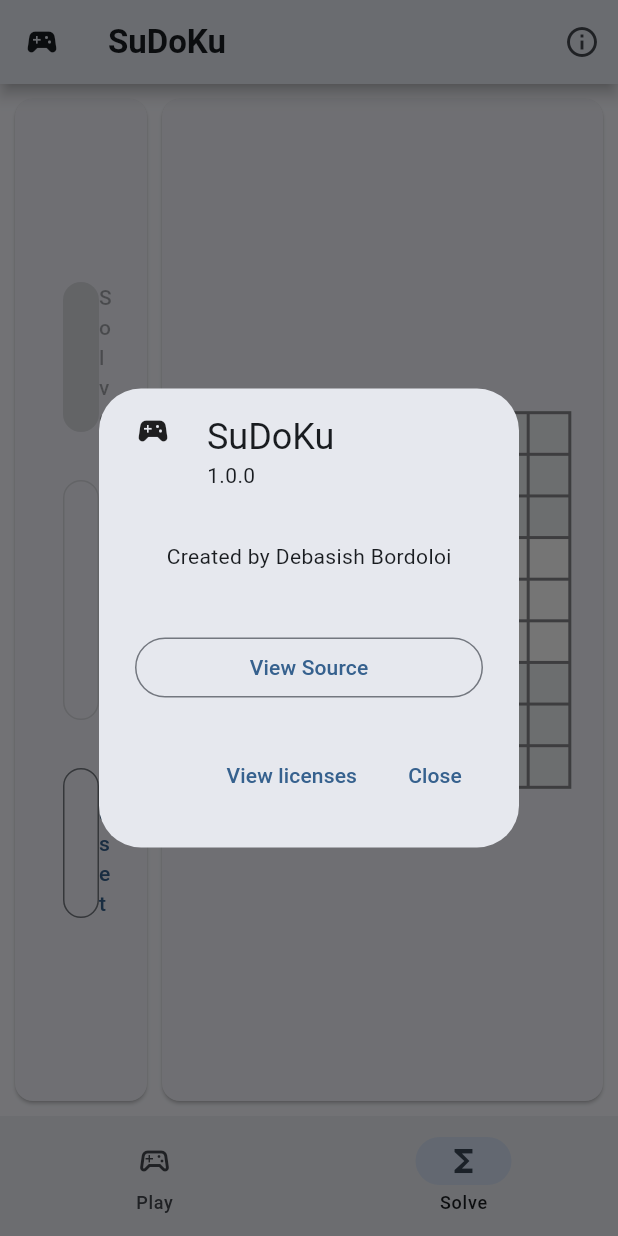
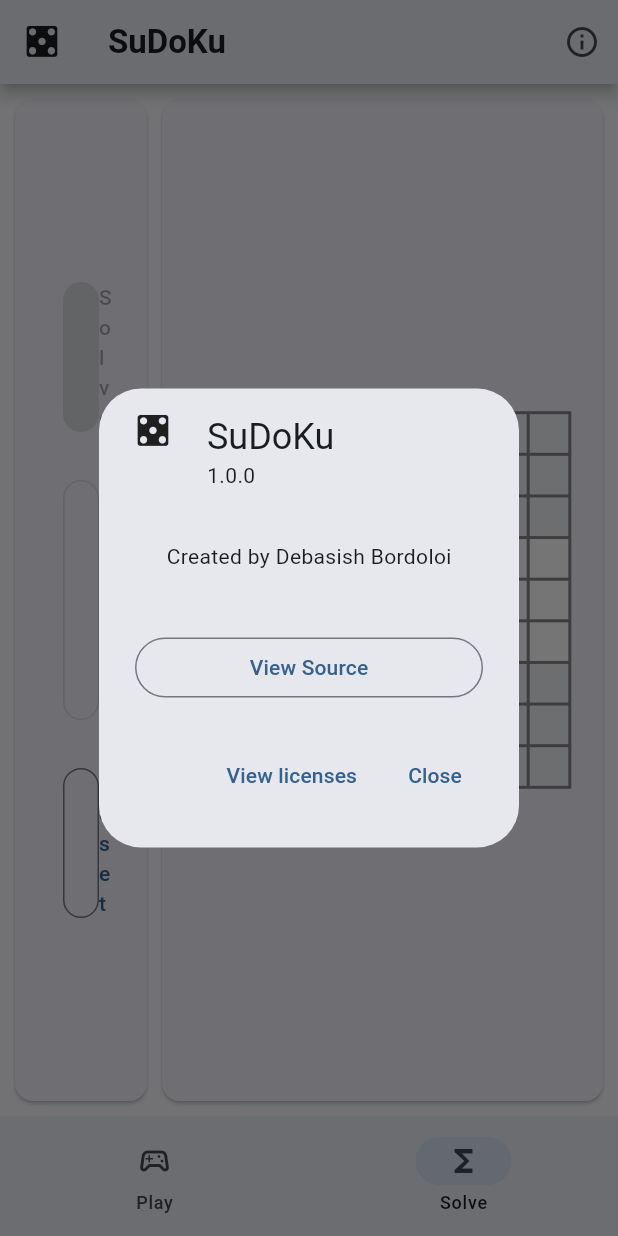
Before and after one commit to debord555/sudoku, a Flutter app: the screen it shows after launch, item 2 of the bottom bar chosen, after a tap on the "info outline" icon, on a phone screen of 412 x 824 dp. Run offline on Flutter 3.47's test engine with Material 3 defaults, Android fonts, the light colour scheme and no system bars.

Commit message:
Changed icons and added app title

```diff
--- /dev/null
+++ b/lib/custom_icons_icons.dart
@@ -0,0 +1,29 @@
+/// Flutter icons CustomIcons
+/// Copyright (C) 2024 by original authors @ fluttericon.com, fontello.com
+/// This font was generated by FlutterIcon.com, which is derived from Fontello.
+///
+/// To use this font, place it in your fonts/ directory and include the
+/// following in your pubspec.yaml
+///
+/// flutter:
+///   fonts:
+///    - family:  CustomIcons
+///      fonts:
+///       - asset: fonts/CustomIcons.ttf
+///
+///
+/// * RPG Awesome, Copyright (c) 2014, Daniela Howe
+///         Author:    Daniela Howe & Ivan Montiel
+///         License:   SIL (http://scripts.sil.org/OFL)
+///         Homepage:  http://nagoshiashumari.github.io/Rpg-Awesome/
+///
+import 'package:flutter/widgets.dart';
+
+class CustomIcons {
+  CustomIcons._();
+
+  static const _kFontFam = 'CustomIcons';
+  static const String? _kFontPkg = null;
+
+  static const IconData dice_five = IconData(0xe995, fontFamily: _kFontFam, fontPackage: _kFontPkg);
+}
--- a/lib/main.dart
+++ b/lib/main.dart
@@ -5,6 +5,7 @@ import 'package:flutter/material.dart';
 import 'package:flutter/services.dart';
 import 'package:sudoku/sudoku.dart';
 import 'package:url_launcher/url_launcher.dart';
+import 'custom_icons_icons.dart';
 
 enum Difficulty { easy, medium, hard }
 
@@ -12,6 +13,7 @@ void main() {
   runApp(
     MaterialApp(
       home: const SudokuApp(),
+      title: "SuDoKu",
       theme: ThemeData(
         colorSchemeSeed: Colors.blue,
         useMaterial3: true,
@@ -180,7 +182,7 @@ class _SudokuAppState extends State<SudokuApp> {
       child: Scaffold(
         appBar: AppBar(
           elevation: 4,
-          leading: const Icon(Icons.sports_esports),
+          leading: const Icon(CustomIcons.dice_five),
           shadowColor: Colors.black,
           title: const Text(
             "SuDoKu",
@@ -193,7 +195,7 @@ class _SudokuAppState extends State<SudokuApp> {
                   context: context,
                   applicationName: "SuDoKu",
                   applicationVersion: "1.0.0",
-                  applicationIcon: const Icon(Icons.sports_esports),
+                  applicationIcon: const Icon(CustomIcons.dice_five),
                   children: [
                     const Center(child: Text("Created by Debasish Bordoloi")),
                     SizedBox.fromSize(size: const Size.square(40)),
```
Also changed, not shown: pubspec.yaml (+12 -6 lines), assets/dice5.png (added), fonts/CustomIcons.ttf (added), pubspec.lock, 6 other files.
